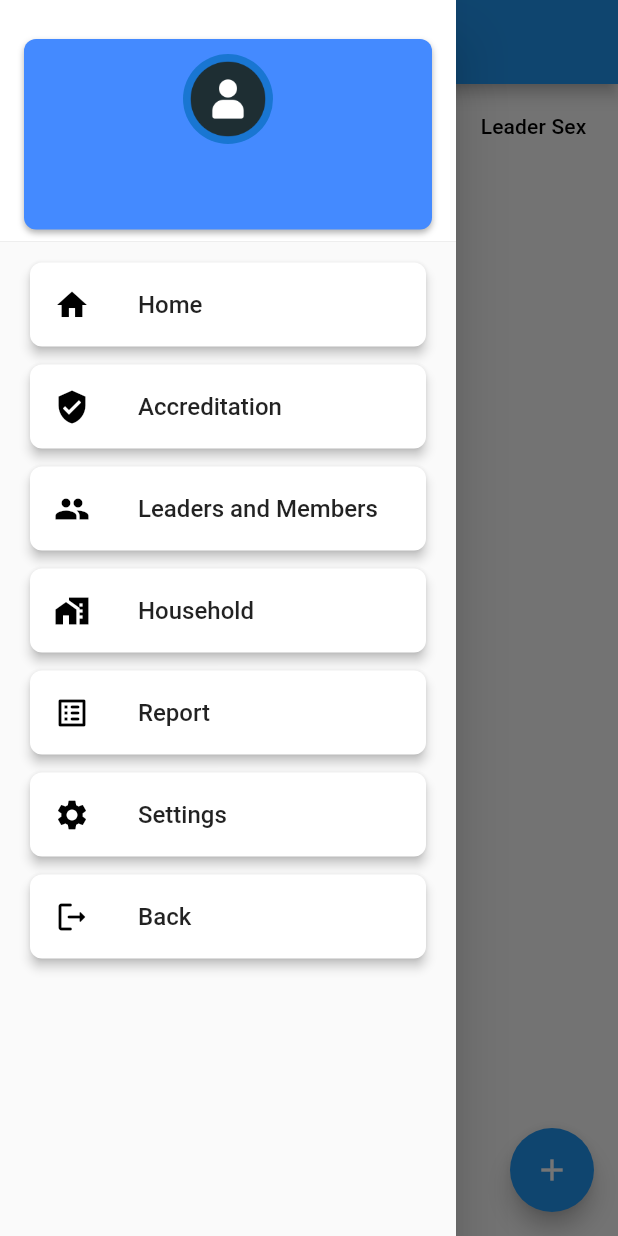
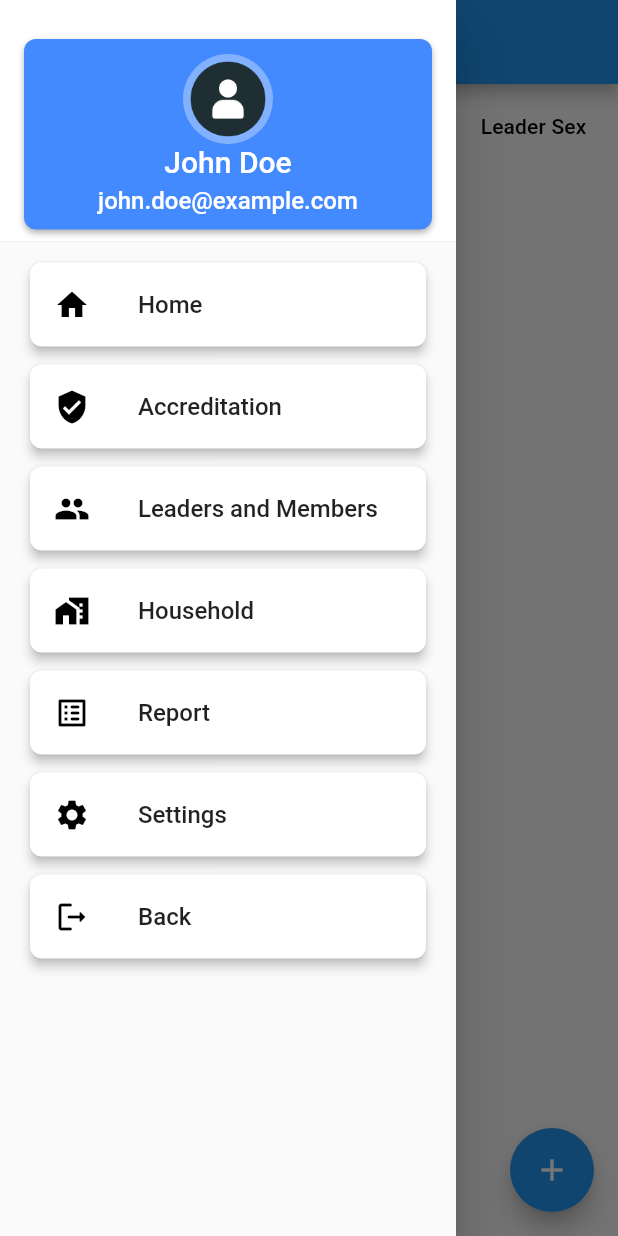
Before and after one commit to SnoopyCodeX/PCUP-QUERY-APP, a Flutter app: the LeadersScreen screen opened directly with empty values, with the side drawer open, on a phone screen of 412 x 824 dp. Run offline on Flutter 3.47's test engine with Material 2 defaults, Android fonts, the phone set to English and light mode, and no system bars; network calls fail.

Commit message:
done offline avatar

```diff
--- a/lib/offline/accreditation.dart
+++ b/lib/offline/accreditation.dart
@@ -271,10 +271,9 @@ class _AccreditationScreenState extends State<AccreditationScreen> {
   @override
   Widget build(BuildContext context) {
     final userData = widget.userData;
-    final userImage = AssetImage('assets/images/avatar.png');
     return Scaffold(
       appBar: AppBar(
-        title: Text('Accreditation'),
+        title: Text('Home Screen'),
       ),
       drawer: Drawer(
         child: ListView(
@@ -325,7 +324,7 @@ class _AccreditationScreenState extends State<AccreditationScreen> {
                                       backgroundColor: Colors.blueAccent[100],
                                       radius: 30,
                                       backgroundImage: AssetImage(
-                                          'assets/images/logo.png'), // Replace with actual user image
+                                          'assets/images/avatar.png'), // Replace with actual user image
                                     ),
                                     Text(
                                       '$firstname $lastname',
--- a/lib/offline/leaders_members.dart
+++ b/lib/offline/leaders_members.dart
@@ -358,10 +358,9 @@ class _LeadersScreenState extends State<LeadersScreen> {
   @override
   Widget build(BuildContext context) {
     final userData = widget.userData;
-    final userImage = AssetImage('assets/images/avatar.png');
     return Scaffold(
       appBar: AppBar(
-        title: Text('Leaders and Members'),
+        title: Text('Home Screen'),
       ),
       drawer: Drawer(
         child: ListView(
@@ -374,6 +373,24 @@ class _LeadersScreenState extends State<LeadersScreen> {
                   mainAxisAlignment: MainAxisAlignment.center,
                   children: <Widget>[
                     SizedBox(height: 10),
+                    FutureBuilder<Map<String, dynamic>>(
+                      builder: (context, snapshot) {
+                        if (snapshot.connectionState ==
+                            ConnectionState.waiting) {
+                          return CircularProgressIndicator();
+                        } else if (snapshot.hasError) {
+                          return Text(
+                            'Error loading user data',
+                            style: TextStyle(color: Colors.white, fontSize: 18),
+                          );
+                        } else {
+                          // Static text
+                          final firstname = 'John';
+                          final lastname = 'Doe';
+                          final userEmail = 'john.doe@example.com';
+
+                          return Column(
+                            children: [
                               Container(
                                 width: double.infinity,
                                 padding: EdgeInsets.all(10),
@@ -391,20 +408,29 @@ class _LeadersScreenState extends State<LeadersScreen> {
                                 child: Column(
                                   children: [
                                     CircleAvatar(
+                                      backgroundColor: Colors.blueAccent[100],
                                       radius: 30,
-                            backgroundImage: userImage,
+                                      backgroundImage: AssetImage(
+                                          'assets/images/avatar.png'), // Replace with actual user image
                                     ),
                                     Text(
-                            '${userData['user_name']}',
-                            style: TextStyle(color: Colors.white, fontSize: 20),
+                                      '$firstname $lastname',
+                                      style: TextStyle(
+                                          color: Colors.white, fontSize: 20),
                                     ),
                                     SizedBox(height: 5),
                                     Text(
-                            '${userData['user_email']}',
-                            style: TextStyle(color: Colors.white, fontSize: 16),
+                                      '$userEmail',
+                                      style: TextStyle(
+                                          color: Colors.white, fontSize: 16),
                                     ),
                                   ],
                                 ),
+                              ),
+                            ],
+                          );
+                        }
+                      },
                     ),
                   ],
                 ),
--- a/lib/offline/main.dart
+++ b/lib/offline/main.dart
@@ -119,7 +119,6 @@ class _MyHomePageState extends State<MyHomePageOffline> {
   @override
   Widget build(BuildContext context) {
     final userData = widget.userData;
-    final userImage = AssetImage('assets/images/avatar.png');
 
     return Scaffold(
       appBar: AppBar(
@@ -174,7 +173,7 @@ class _MyHomePageState extends State<MyHomePageOffline> {
                                       backgroundColor: Colors.blueAccent[100],
                                       radius: 30,
                                       backgroundImage: AssetImage(
-                                          'assets/images/logo.png'), // Replace with actual user image
+                                          'assets/images/avatar.png'), // Replace with actual user image
                                     ),
                                     Text(
                                       '$firstname $lastname',
--- a/lib/offline/report.dart
+++ b/lib/offline/report.dart
@@ -97,10 +97,9 @@ class _ReportScreenState extends State<ReportScreen> {
   @override
   Widget build(BuildContext context) {
     final userData = widget.userData;
-    final userImage = AssetImage('assets/images/avatar.png');
     return Scaffold(
       appBar: AppBar(
-        title: Text('Reports'),
+        title: Text('Home Screen'),
       ),
       drawer: Drawer(
         child: ListView(
@@ -151,7 +150,7 @@ class _ReportScreenState extends State<ReportScreen> {
                                       backgroundColor: Colors.blueAccent[100],
                                       radius: 30,
                                       backgroundImage: AssetImage(
-                                          'assets/images/logo.png'), // Replace with actual user image
+                                          'assets/images/avatar.png'), // Replace with actual user image
                                     ),
                                     Text(
                                       '$firstname $lastname',
--- a/lib/offline/settings.dart
+++ b/lib/offline/settings.dart
@@ -99,10 +99,9 @@ class _SettingsScreenState extends State<SettingsScreen> {
   @override
   Widget build(BuildContext context) {
     final userData = widget.userData;
-    final userImage = AssetImage('assets/images/avatar.png');
     return Scaffold(
       appBar: AppBar(
-        title: Text('Settings'),
+        title: Text('Home Screen'),
       ),
       drawer: Drawer(
         child: ListView(
@@ -153,7 +152,7 @@ class _SettingsScreenState extends State<SettingsScreen> {
                                       backgroundColor: Colors.blueAccent[100],
                                       radius: 30,
                                       backgroundImage: AssetImage(
-                                          'assets/images/logo.png'), // Replace with actual user image
+                                          'assets/images/avatar.png'), // Replace with actual user image
                                     ),
                                     Text(
                                       '$firstname $lastname',
```
Also changed, not shown: lib/offline/household.dart (+33 -7 lines). Lines whose indentation alone changed are shown as unchanged.
